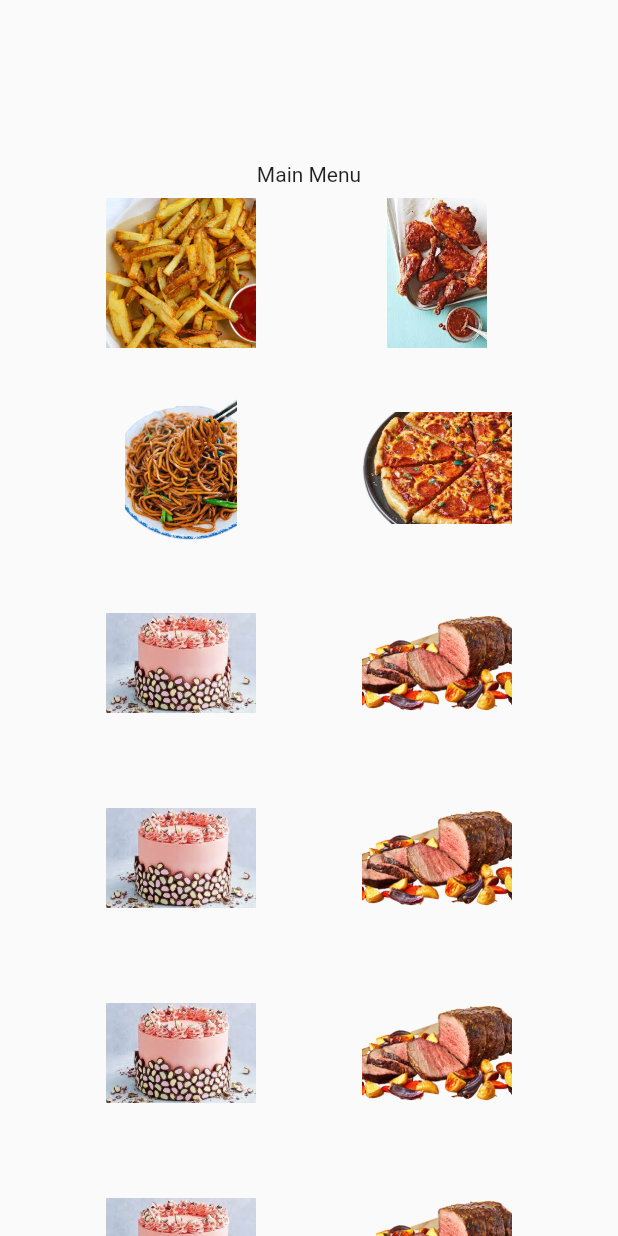
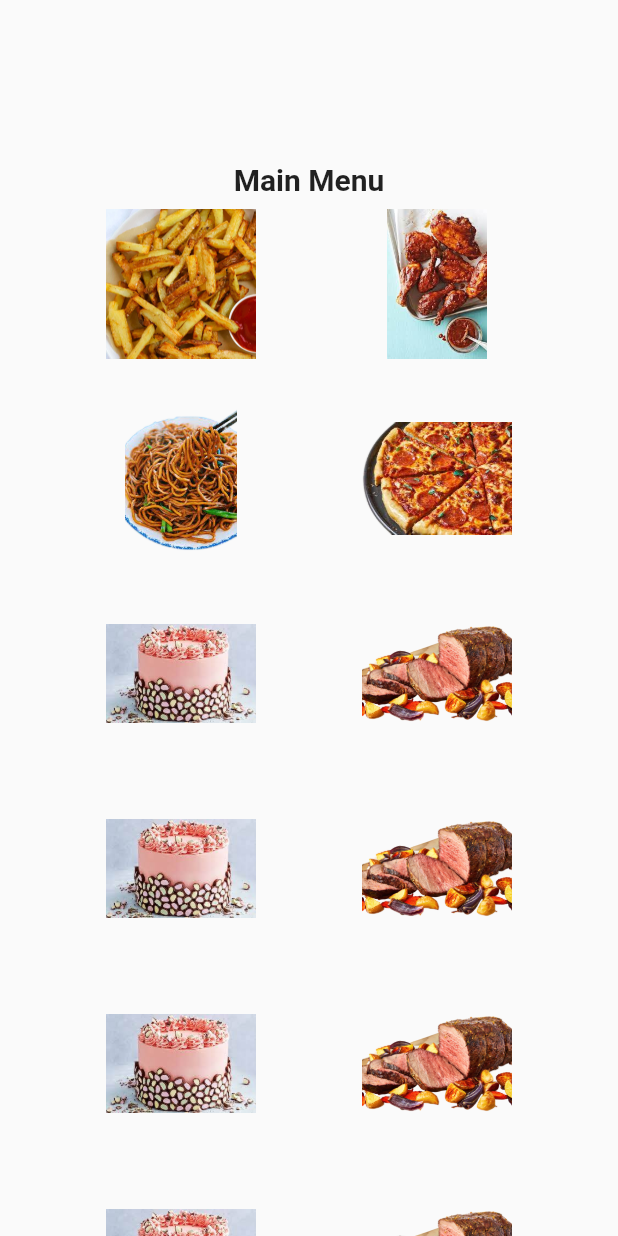
Before and after one commit to shadkasera/receip_app, a Flutter app: the HomeScreen screen opened directly, on a phone screen of 412 x 824 dp. Run offline on Flutter 3.47's test engine with Material 2 defaults, Android fonts, the phone set to English and light mode, and no system bars.

Commit message:
updated homescreen file

```diff
--- a/lib/homescreen.dart
+++ b/lib/homescreen.dart
@@ -16,7 +16,13 @@ class HomeScreen extends StatelessWidget {
               ),
               const Padding(
                 padding: EdgeInsets.all(8.0),
-                child: Center(child: Text('Main Menu')),
+                child: Text(
+                  'Main Menu',
+                  style: TextStyle(
+                    fontWeight: FontWeight.bold,
+                    fontSize: 20,
+                  ),
+                ),
               ),
               Row(
                 mainAxisAlignment: MainAxisAlignment.spaceEvenly,
```
